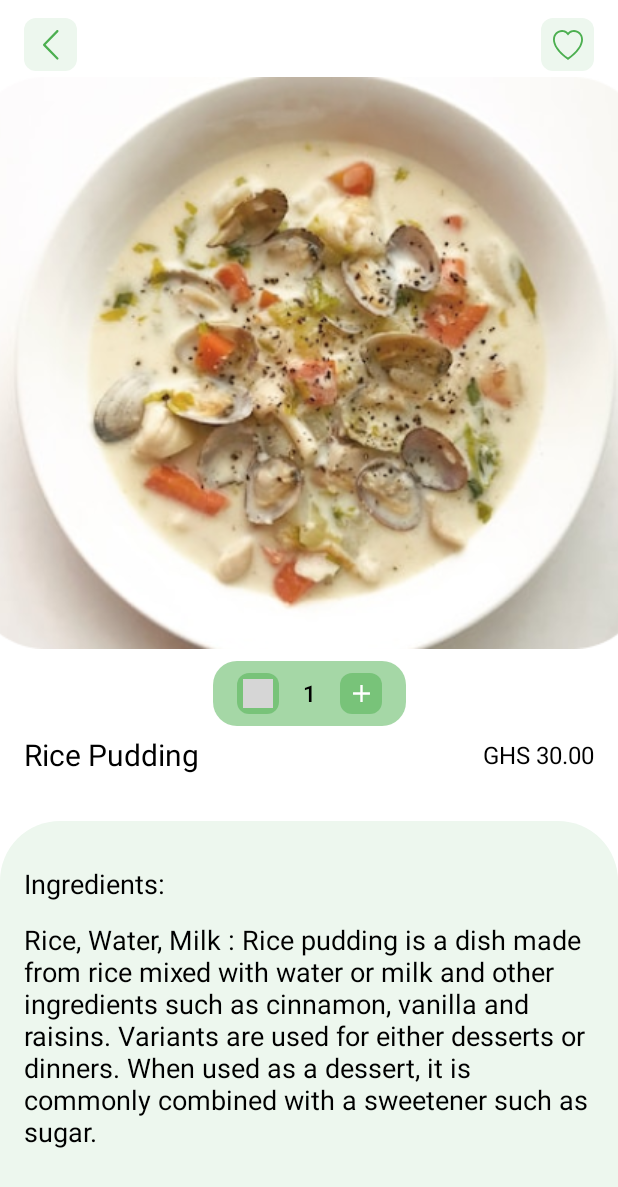
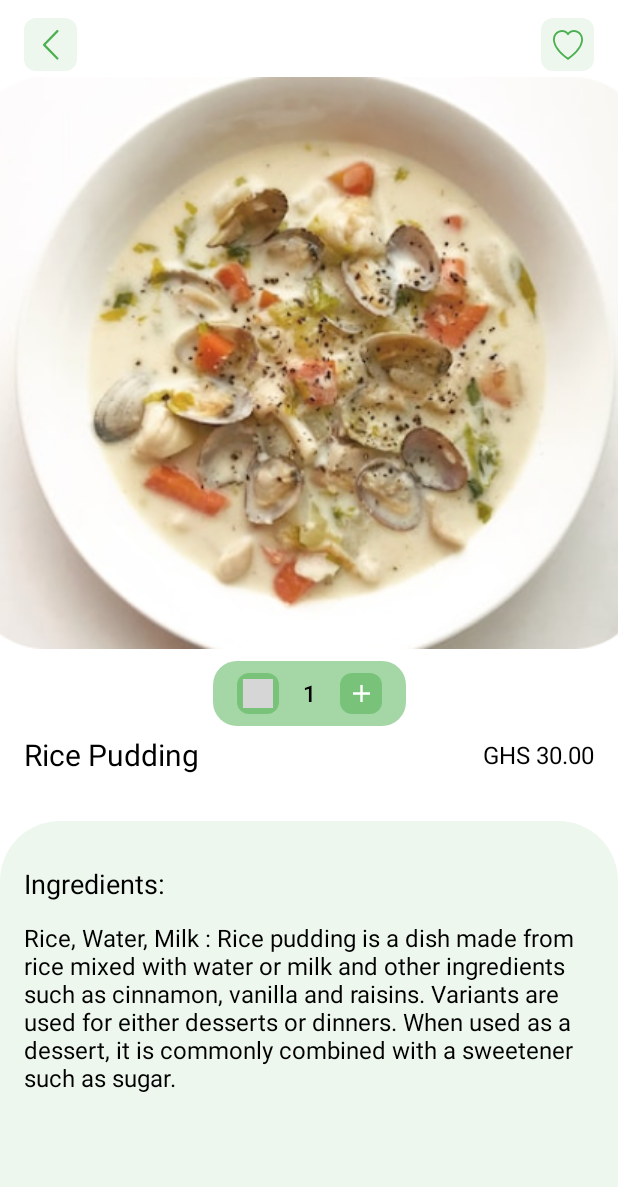
Before and after one commit to Michael-Mensah-xii/Order-Out, an Android app built with Jetpack Compose: the HomeScreen screen opened through its navigation route, after a tap on "Rice Pudding", on a phone screen of 412 x 824 dp. Shown: the top 1187 px of the screen. Run offline under Robolectric (Android 15) with nearby library versions, the phone set to English and light mode, and no system bars; our stand-ins replace accompanist; grey boxes are pictures that could not be loaded.

Commit message:
initial commit

```diff
--- a/app/src/main/java/com/example/orderout/navigation/Navigation.kt
+++ b/app/src/main/java/com/example/orderout/navigation/Navigation.kt
@@ -49,19 +49,33 @@ fun OrderOutApp() {
         }
 
     ) {
-        NavHost(navController = navController, startDestination = Screen.onBoardingPage.route) {
+        NavHost(navController = navController, startDestination = Screen.OnBoardingPage.route) {
 
             //OnBoarding Screen
-            composable(route = Screen.onBoardingPage.route) { OnboardingUI(navController) }
-
+            composable(route = Screen.OnBoardingPage.route) {
+                OnboardingUI(
+                    openHomeScreen = {
+                        navController.navigate("home") {
+                            popUpTo(0) { inclusive = true }
+                        }
+                    })
+            }
 
             //HomeScreen
-            composable(route = Screen.HomeScreen.route) { HomeScreen(navController) }
+            composable(route = Screen.HomeScreen.route) {
+                HomeScreen(onItemClick = { item ->
+                    navController.navigate(Screen.AddToCartScreen.createRouteWithItem(item))
+                })
+            }
 
             //AddToCart Screen
-            composable("details/{listId}") { backStackEntry ->
-                backStackEntry.arguments?.getString("listId")
-                    ?.let { FoodItemCheck(FoodViewModel(it), navController) }
+            composable("details/{index}") { backStackEntry ->
+                backStackEntry.arguments?.getString("index")
+                    ?.let {
+                        FoodItemCheck(FoodViewModel(it), navigateUp = {
+                            navController.navigateUp()
+                        })
+                    }
             }
 
             //Cart Screen
@@ -86,18 +100,15 @@ fun BottomBarAnimation(
     val navBackStackEntry by navController.currentBackStackEntryAsState()
 
     // Control BottomBar
-    when (navBackStackEntry?.destination?.route) {
-        "onBoarding", "pay_select", "cart", "visa_select", "details/{listId}" -> {
+    if (navBackStackEntry?.destination?.route != "home") {
         // Hide BottomBar
         bottomBarState.value = false
         // Hide TopBar
         topBarState.value = false
-        }
-        else -> {
+    } else {
         // Show BottomBar
         bottomBarState.value = true
         // Show TopBar
         topBarState.value = true
     }
 }
-}
--- a/app/src/main/java/com/example/orderout/navigation/Screen.kt
+++ b/app/src/main/java/com/example/orderout/navigation/Screen.kt
@@ -1,10 +1,14 @@
 package com.example.orderout.navigation
 
 sealed class Screen(val route: String ){
-     object onBoardingPage: Screen( "onBoarding")
+     object OnBoardingPage: Screen( "onBoarding")
      object HomeScreen: Screen( "home")
-     object AddToCartScreen: Screen( "details/{listId}")
+     object AddToCartScreen: Screen( "details/{item}")
      object CartScreen: Screen( "cart")
      object PaymentList: Screen( "pay_select")
      object VisaPaymentScreen: Screen( "visa_select")
+
+     fun createRouteWithItem(item : Int):String {
+          return "details/$item"
+     }
 }
--- a/app/src/main/java/com/example/orderout/view/AddToCart.kt
+++ b/app/src/main/java/com/example/orderout/view/AddToCart.kt
@@ -1,8 +1,24 @@
 package com.example.orderout.view
 
-import androidx.compose.foundation.*
-import androidx.compose.foundation.layout.*
+import androidx.compose.foundation.Image
+import androidx.compose.foundation.background
+import androidx.compose.foundation.clickable
+import androidx.compose.foundation.layout.Arrangement
+import androidx.compose.foundation.layout.Box
+import androidx.compose.foundation.layout.Column
+import androidx.compose.foundation.layout.Row
+import androidx.compose.foundation.layout.Spacer
+import androidx.compose.foundation.layout.fillMaxHeight
+import androidx.compose.foundation.layout.fillMaxWidth
+import androidx.compose.foundation.layout.height
+import androidx.compose.foundation.layout.heightIn
+import androidx.compose.foundation.layout.padding
+import androidx.compose.foundation.layout.size
+import androidx.compose.foundation.layout.widthIn
+import androidx.compose.foundation.rememberScrollState
 import androidx.compose.foundation.shape.RoundedCornerShape
+import androidx.compose.foundation.verticalScroll
+import androidx.compose.material.MaterialTheme
 import androidx.compose.material.icons.Icons
 import androidx.compose.material.icons.filled.Add
 import androidx.compose.material3.Button
@@ -24,8 +40,6 @@ import androidx.compose.ui.text.style.TextOverflow
 import androidx.compose.ui.tooling.preview.Preview
 import androidx.compose.ui.unit.dp
 import androidx.compose.ui.unit.sp
-import androidx.navigation.NavController
-import androidx.navigation.compose.rememberNavController
 import com.example.orderout.R
 import com.example.orderout.model.FoodViewModel
 import com.example.orderout.ui.theme.Green
@@ -36,12 +50,14 @@ import com.example.orderout.ui.theme.paleGreen
 @Composable
 fun FoodItemCheck(
     foodViewModel: FoodViewModel,
-    navController: NavController,
+    navigateUp: () -> Unit,
 ) {
 
-    Box(modifier = Modifier
+    Box(
+        modifier = Modifier
     ) {
-        Column(modifier = Modifier
+        Column(
+            modifier = Modifier
                 .fillMaxHeight()
                 .verticalScroll(rememberScrollState())
         ) {
@@ -61,9 +77,7 @@ fun FoodItemCheck(
                         .background(paleGreen)
                         .padding(4.dp)
                         .clickable {
-                            navController.navigate("home") {
-                                popUpTo("home") { inclusive = true }
-                            }
+                            navigateUp()
                                    },
                     contentAlignment = Alignment.Center
                 ) {
@@ -121,7 +135,8 @@ fun FoodItemCheck(
                         .padding(8.dp),
                 ) {
 
-                    Row(horizontalArrangement = Arrangement.spacedBy(16.dp),
+                    Row(
+                        horizontalArrangement = Arrangement.spacedBy(16.dp),
                         verticalAlignment = Alignment.CenterVertically,
                         modifier = Modifier.padding(horizontal = 8.dp)
                     ) {
@@ -178,12 +193,14 @@ fun FoodItemCheck(
             //  Spacer(modifier = Modifier.height(8.dp))
 
             //price and name
-            Box(modifier = Modifier
+            Box(
+                modifier = Modifier
                     .fillMaxWidth()
                     .padding(top = 8.dp)
             ) {
 
-                Row(verticalAlignment = Alignment.CenterVertically,
+                Row(
+                    verticalAlignment = Alignment.CenterVertically,
                     horizontalArrangement = Arrangement.SpaceBetween,
                     modifier = Modifier
                         .padding(horizontal = 16.dp)
@@ -207,14 +224,16 @@ fun FoodItemCheck(
 
             //Ingredients
             Spacer(modifier = Modifier.height(16.dp))
-            Box(modifier = Modifier
+            Box(
+                modifier = Modifier
                     .padding(top = 16.dp)
                     .fillMaxWidth()
                     .heightIn(398.dp)
                     .clip(RoundedCornerShape(topStart = 40.dp, topEnd = 40.dp))
                     .background(paleGreen)
             ) {
-                Column(modifier = Modifier
+                Column(
+                    modifier = Modifier
                         .fillMaxWidth()
                         .heightIn(180.dp)
                         .padding(vertical = 16.dp)
@@ -233,15 +252,17 @@ fun FoodItemCheck(
                     Text(
                         text = stringResource(id = foodViewModel.description),
                         modifier = Modifier,
-                        style = TextStyle(fontSize = 18.sp),
+                        // fontWeight = FontWeight(400),
+                        fontSize = 16.sp,
+                        fontStyle = MaterialTheme.typography.body1.fontStyle,
                         overflow = TextOverflow.Clip
                     )
 
                     Spacer(modifier = Modifier.heightIn(48.dp))
                 }
 
-
-                Column(modifier = Modifier
+                Column(
+                    modifier = Modifier
                         .padding(top = 285.dp)
                         .padding(horizontal = 16.dp)
                 ) {
@@ -257,7 +278,6 @@ fun FoodItemCheck(
                             stringResource(R.string.add_to_cart),
                             color = Color.White,
                             fontSize = 14.sp,
-
                         )
                     }
 
@@ -274,9 +294,8 @@ fun FoodItemCheck(
 
 @Composable
 fun FoodItemCheckPreview() {
-    val navController = rememberNavController()
     val foodViewModel = FoodViewModel("0")
-    FoodItemCheck(foodViewModel, navController,)
+    FoodItemCheck(foodViewModel, navigateUp = {})
 }
 
 @Preview(showBackground = true)
--- a/app/src/main/java/com/example/orderout/view/HomeScreen.kt
+++ b/app/src/main/java/com/example/orderout/view/HomeScreen.kt
@@ -4,7 +4,14 @@ import androidx.compose.foundation.ExperimentalFoundationApi
 import androidx.compose.foundation.Image
 import androidx.compose.foundation.background
 import androidx.compose.foundation.clickable
-import androidx.compose.foundation.layout.*
+import androidx.compose.foundation.layout.Arrangement
+import androidx.compose.foundation.layout.Column
+import androidx.compose.foundation.layout.PaddingValues
+import androidx.compose.foundation.layout.Row
+import androidx.compose.foundation.layout.Spacer
+import androidx.compose.foundation.layout.heightIn
+import androidx.compose.foundation.layout.padding
+import androidx.compose.foundation.layout.widthIn
 import androidx.compose.foundation.lazy.grid.GridCells
 import androidx.compose.foundation.lazy.grid.LazyVerticalGrid
 import androidx.compose.foundation.lazy.grid.itemsIndexed
@@ -22,8 +29,6 @@ import androidx.compose.ui.res.stringResource
 import androidx.compose.ui.tooling.preview.Preview
 import androidx.compose.ui.unit.dp
 import androidx.compose.ui.unit.sp
-import androidx.navigation.NavHostController
-import androidx.navigation.compose.rememberNavController
 import com.example.orderout.R
 import com.example.orderout.model.FoodData
 import com.example.orderout.model.FoodDataSource
@@ -31,19 +36,17 @@ import com.example.orderout.ui.theme.RatingYellow
 
 @ExperimentalFoundationApi
 @Composable
-fun HomeScreen(navController: NavHostController) {
+fun HomeScreen(onItemClick: (item: Int) -> Unit) {
     val destinations = FoodDataSource().loadData()
-
-
 
     LazyVerticalGrid(
         columns = GridCells.Fixed(2),
         contentPadding = PaddingValues(8.dp),
         modifier = Modifier.padding(bottom = 48.dp)
     ) {
-        itemsIndexed(destinations) { index, destination ->
+        itemsIndexed(destinations) { item, destination ->
             Row(Modifier.padding(8.dp)) {
-                ItemLayout(destination, index, navController)
+                ItemLayout(destination, onItemClick = { onItemClick(item) })
             }
         }
     }
@@ -53,8 +56,7 @@ fun HomeScreen(navController: NavHostController) {
 @Composable
 fun ItemLayout(
     destination: FoodData,
-    index: Int,
-    navController: NavHostController,
+    onItemClick: () -> Unit,
 ) {
     Column(
         verticalArrangement = Arrangement.Center,
@@ -62,9 +64,7 @@ fun ItemLayout(
             .background(MaterialTheme.colors.background)
             .widthIn(185.dp)
             .clip(RoundedCornerShape(8.dp))
-            .clickable {
-                navController.navigate("details/$index")
-            }
+            .clickable { onItemClick() }
     ) {
         Image(
             painter = painterResource(destination.id),
@@ -99,7 +99,8 @@ fun ItemLayout(
 fun Rating(
     rating: Int, modifier: Modifier = Modifier,
 ) {
-    Row(modifier.padding(horizontal = 16.dp)
+    Row(
+        modifier.padding(horizontal = 16.dp)
     ) {
         for (i in 1..5) {
             if (i <= rating) {
@@ -123,7 +124,6 @@ fun Rating(
 @Preview
 @Composable
 fun ItemLayoutPreview() {
-    val navController = rememberNavController()
     val destination = FoodData(
         id = R.drawable.image1,
         name = R.string.name1,
@@ -131,7 +131,7 @@ fun ItemLayoutPreview() {
         rating = 4,
         price = 30.00
     )
-    ItemLayout(destination, 0, navController)
+    ItemLayout(destination,  onItemClick = {})
 }
 
 
--- a/app/src/main/java/com/example/orderout/view/Onboarding.kt
+++ b/app/src/main/java/com/example/orderout/view/Onboarding.kt
@@ -3,7 +3,11 @@ package com.example.orderout.view
 import androidx.compose.animation.AnimatedVisibility
 import androidx.compose.animation.ExperimentalAnimationApi
 import androidx.compose.foundation.background
-import androidx.compose.foundation.layout.*
+import androidx.compose.foundation.layout.Column
+import androidx.compose.foundation.layout.PaddingValues
+import androidx.compose.foundation.layout.fillMaxWidth
+import androidx.compose.foundation.layout.height
+import androidx.compose.foundation.layout.padding
 import androidx.compose.foundation.shape.RoundedCornerShape
 import androidx.compose.material3.Button
 import androidx.compose.material3.ButtonDefaults
@@ -15,10 +19,13 @@ import androidx.compose.ui.graphics.Color
 import androidx.compose.ui.res.stringResource
 import androidx.compose.ui.tooling.preview.Preview
 import androidx.compose.ui.unit.dp
-import androidx.navigation.NavController
 import androidx.navigation.compose.rememberNavController
 import com.example.orderout.R
-import com.example.orderout.ui.theme.*
+import com.example.orderout.ui.theme.Green
+import com.example.orderout.ui.theme.Page1
+import com.example.orderout.ui.theme.Page2
+import com.example.orderout.ui.theme.Page3
+import com.example.orderout.ui.theme.onboardPages
 import com.google.accompanist.pager.ExperimentalPagerApi
 import com.google.accompanist.pager.HorizontalPager
 import com.google.accompanist.pager.HorizontalPagerIndicator
@@ -27,7 +34,7 @@ import com.google.accompanist.pager.rememberPagerState
 @ExperimentalAnimationApi
 @ExperimentalPagerApi
 @Composable
-fun OnboardingUI(navController: NavController) {
+fun OnboardingUI(openHomeScreen: () -> Unit) {
     val pagerState = rememberPagerState()
     val currentPage = pagerState.currentPage
     val currentImage = onboardPages[currentPage].image
@@ -71,9 +78,7 @@ fun OnboardingUI(navController: NavController) {
                     .weight(1f)
                     .padding(horizontal = 16.dp),
                 onClick = {
-                    navController.navigate("home") {
-                        popUpTo(0) { inclusive = true }
-                    }
+                    openHomeScreen()
                 },
                 colors = ButtonDefaults.outlinedButtonColors(
                     Green,
@@ -90,6 +95,6 @@ fun OnboardingUI(navController: NavController) {
 @Composable
 fun Ncncncn() {
     val navController = rememberNavController()
-    OnboardingUI(navController)
+    OnboardingUI(openHomeScreen = {})
 
 }
```
Lines whose indentation alone changed are shown as unchanged.
